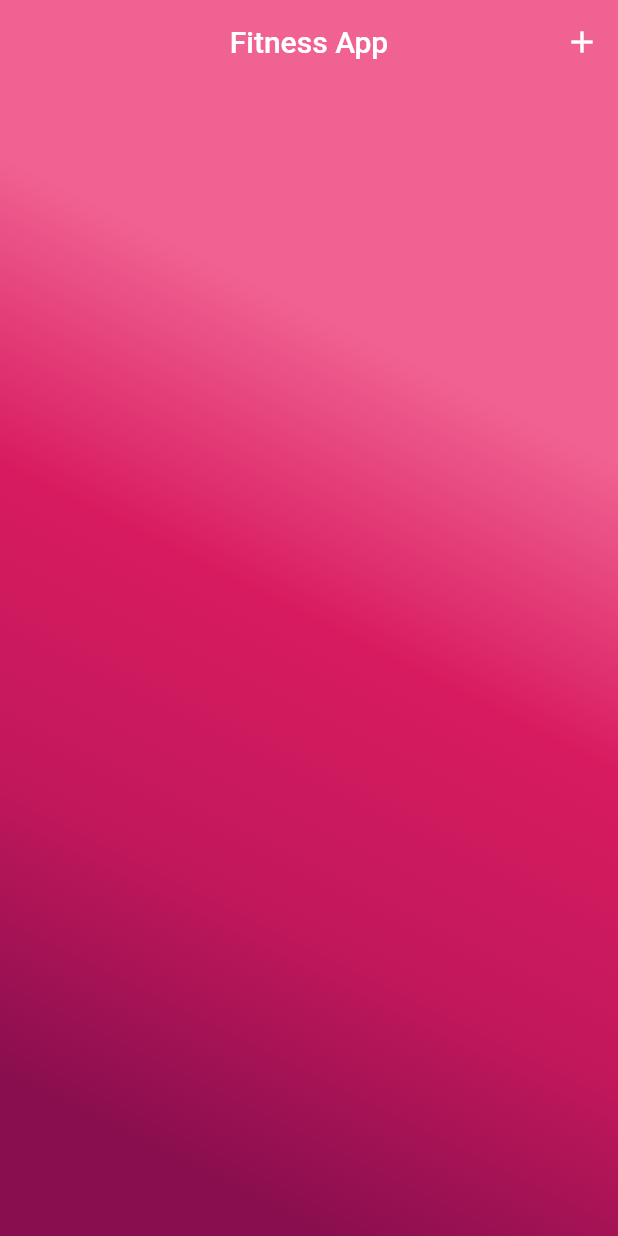
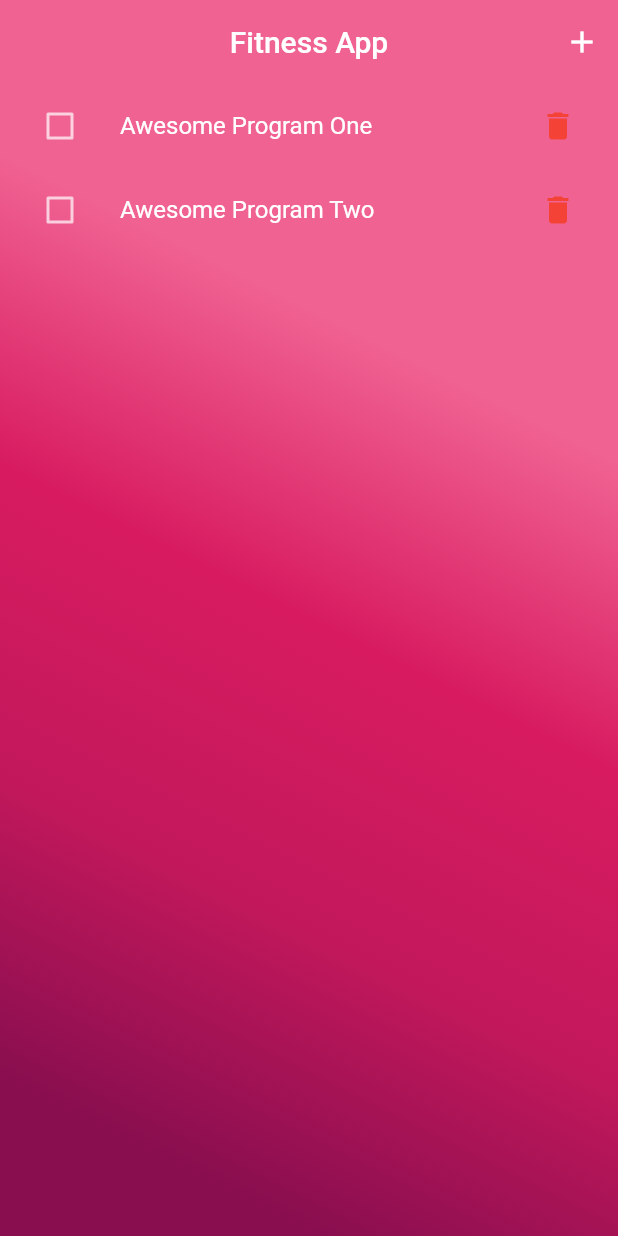
Before and after one commit to Scriptcaster/flutter_fitness, a Flutter app: the screen it shows after launch, on a phone screen of 412 x 824 dp. Run offline on Flutter 3.47's test engine with Material 2 defaults, Android fonts, the phone set to English and light mode, and no system bars; our stand-ins replace sqflite; accounts and stored records are empty; generated files the repository leaves out were written again.

```diff
--- a/lib/models/program.dart
+++ b/lib/models/program.dart
@@ -1,16 +1,38 @@
 import 'package:flutter/material.dart';
+import 'package:flutter_fitness/utils/uuid.dart';
+import 'package:flutter_fitness/utils/seq.dart';
+import 'package:json_annotation/json_annotation.dart';
 
 part 'program.g.dart';
 
+@JsonSerializable()
 class Program {
-  String id;
-  String name;
+  String id, name;
   int completed;
 
-  Program({@required this.id, this.name, this.completed});
+  Program({
+    String id,
+    this.name,
+    this.completed = 0,
+  }):
+  this.id = id ?? Uuid().generateV4();
+
+  // Program({this.name, this.completed}) : this.id = id ?? Uuid().generateV4();
+
+  // Program copy({String id, String name, int completed}) {
+  //   return Program(
+  //     id ?? this.id,
+  //     name: name ?? this.name,
+  //     completed: completed ?? this.completed,
+  //   );
+  // }
 
   void toggleCompleted() {
-    // completed != !completed;
+    if (completed == 0) {
+      completed = 1;
+    } else {
+      completed = 0;
+    }
   }
 
   /// A necessary factory constructor for creating a new User instance
--- a/lib/providers/database.dart
+++ b/lib/providers/database.dart
@@ -29,7 +29,7 @@ class DBProvider {
 
   get _dbPath async {
     String documentsDirectory = await _localPath;
-    return p.join(documentsDirectory, "db_benchy81.db");
+    return p.join(documentsDirectory, "db_benchy82.db");
   }
 
   Future<bool> dbExists() async {
@@ -96,10 +96,13 @@ class DBProvider {
     });
   }
 
-  // addPrograms(List<Program> programs) async {
-  //   final db = await database;
-  //   programs.forEach((it) async { var res = await db.insert("Program", it.toJson()); });
-  // }
+  addPrograms(List<Program> programs) async {
+    final db = await database;
+    programs.forEach((element) {
+      print(element.toJson());
+    });
+    programs.forEach((it) async { var res = await db.insert("Program", it.toJson()); });
+  }
 
   // addWeeks(List<Week> weeks) async {
   //   // print(weeks.asMap());
@@ -415,10 +418,11 @@ class DBProvider {
   //   return await _db.rawInsert("INSERT Into Week (id, program, seq, name, completed, date)"" VALUES (?,?,?,?,?,?)",[ week.id, week.program, previousSeq, week.name, week.isCompleted, week.date ]);
   // }
 
-  // Future<int> updateProgram(Program program) async {
-  //   final db = await database;
-  //   return db.update('Program', program.toJson(), where: 'id = ?', whereArgs: [program.id]);
-  // }
+  Future<int> updateProgram(Program program) async {
+    final db = await database;
+    print(program.toJson());
+    return db.update('Program', program.toJson(), where: 'id = ?', whereArgs: [program.id]);
+  }
 
   // Future<int> updateWeek(Week week) async {
   //   final db = await database;
@@ -555,16 +559,16 @@ class DBProvider {
   //   return await db.rawUpdate('''UPDATE Exercise SET previousVolume = ? WHERE id = ?''', [previousVolume, id]);
   // }
 
-  // Future<void> removeProgram(Program program) async {
-  //   final db = await database;
-  //   return db.transaction<void>((txn) async {
-  //     await txn.delete('Round', where: 'programId = ?', whereArgs: [program.id]);
-  //     await txn.delete('Exercise', where: 'programId = ?', whereArgs: [program.id]);
-  //     await txn.delete('Day', where: 'programId = ?', whereArgs: [program.id]);
-  //     await txn.delete('Week', where: 'program = ?', whereArgs: [program.id]);
-  //     await txn.delete('Program', where: 'id = ?', whereArgs: [program.id]);
-  //   });
-  // }
+  Future<void> removeProgram(Program program) async {
+    final db = await database;
+    return db.transaction<void>((txn) async {
+      // await txn.delete('Round', where: 'programId = ?', whereArgs: [program.id]);
+      // await txn.delete('Exercise', where: 'programId = ?', whereArgs: [program.id]);
+      // await txn.delete('Day', where: 'programId = ?', whereArgs: [program.id]);
+      // await txn.delete('Week', where: 'program = ?', whereArgs: [program.id]);
+      await txn.delete('Program', where: 'id = ?', whereArgs: [program.id]);
+    });
+  }
 
   // Future<void> removeWeek(Week week) async {
   //   final db = await database;
--- a/lib/providers/default_data.dart
+++ b/lib/providers/default_data.dart
@@ -1,73 +1,73 @@
-// import 'package:flutter/material.dart';
+import 'package:flutter/material.dart';
 
-// import '../models/program.dart';
-// // import '../models/week.dart';
-// // import '../models/day.dart';
-// // import '../models/exercise.dart';
-// // import '../models/round.dart';
+import '../models/program.dart';
+// import '../models/week.dart';
+// import '../models/day.dart';
+// import '../models/exercise.dart';
+// import '../models/round.dart';
 
-// class DefaultData {
+class DefaultData {
 
-//   DefaultData._();
-//   static final DefaultData defaultData = DefaultData._();
+  DefaultData._();
+  static final DefaultData defaultData = DefaultData._();
 
-//   // var rounds = [
-//   //   Round( id: 1, weight: 120, round: 4, rep: 16, exerciseId: 1, dayId: 1, weekId: '39811115-7350-47a3-8f89-015e4daf64b8', programId: '1'),
-//   //   Round( id: 2, weight: 120, round: 4, rep: 16, exerciseId: 2, dayId: 1, weekId: '39811115-7350-47a3-8f89-015e4daf64b8', programId: '1'),
-//   //   Round( id: 3, weight: 100, round: 4, rep: 16, exerciseId: 3, dayId: 1, weekId: '39811115-7350-47a3-8f89-015e4daf64b8', programId: '1'),
+  // var rounds = [
+  //   Round( id: 1, weight: 120, round: 4, rep: 16, exerciseId: 1, dayId: 1, weekId: '39811115-7350-47a3-8f89-015e4daf64b8', programId: '1'),
+  //   Round( id: 2, weight: 120, round: 4, rep: 16, exerciseId: 2, dayId: 1, weekId: '39811115-7350-47a3-8f89-015e4daf64b8', programId: '1'),
+  //   Round( id: 3, weight: 100, round: 4, rep: 16, exerciseId: 3, dayId: 1, weekId: '39811115-7350-47a3-8f89-015e4daf64b8', programId: '1'),
 
-//   //   Round( id: 4, weight: 50, round: 4, rep: 16, exerciseId: 4, dayId: 2, weekId: '39811115-7350-47a3-8f89-015e4daf64b8', programId: '1'),
-//   //   Round( id: 5, weight: 60, round: 4, rep: 16, exerciseId: 5, dayId: 2, weekId: '39811115-7350-47a3-8f89-015e4daf64b8', programId: '1'),
-//   //   Round( id: 6, weight: 120, round: 4, rep: 16, exerciseId: 6, dayId: 2, weekId: '39811115-7350-47a3-8f89-015e4daf64b8', programId: '1'),
+  //   Round( id: 4, weight: 50, round: 4, rep: 16, exerciseId: 4, dayId: 2, weekId: '39811115-7350-47a3-8f89-015e4daf64b8', programId: '1'),
+  //   Round( id: 5, weight: 60, round: 4, rep: 16, exerciseId: 5, dayId: 2, weekId: '39811115-7350-47a3-8f89-015e4daf64b8', programId: '1'),
+  //   Round( id: 6, weight: 120, round: 4, rep: 16, exerciseId: 6, dayId: 2, weekId: '39811115-7350-47a3-8f89-015e4daf64b8', programId: '1'),
 
-//   //   Round( id: 7, weight: 100, round: 4, rep: 8, exerciseId: 7, dayId: 3, weekId: '39811115-7350-47a3-8f89-015e4daf64b8', programId: '1'),
+  //   Round( id: 7, weight: 100, round: 4, rep: 8, exerciseId: 7, dayId: 3, weekId: '39811115-7350-47a3-8f89-015e4daf64b8', programId: '1'),
 
-//   //   Round( id: 8, weight: 100, round: 4, rep: 8, exerciseId: 8, dayId: 4, weekId: '39811115-7350-47a3-8f89-015e4daf64b8', programId: '1'),
-//   //   Round( id: 9, weight: 100, round: 4, rep: 8, exerciseId: 9, dayId: 4, weekId: '39811115-7350-47a3-8f89-015e4daf64b8', programId: '1'),
-//   //   Round( id: 10, weight: 60, round: 4, rep: 14, exerciseId: 10, dayId: 4, weekId: '39811115-7350-47a3-8f89-015e4daf64b8', programId: '1'),
+  //   Round( id: 8, weight: 100, round: 4, rep: 8, exerciseId: 8, dayId: 4, weekId: '39811115-7350-47a3-8f89-015e4daf64b8', programId: '1'),
+  //   Round( id: 9, weight: 100, round: 4, rep: 8, exerciseId: 9, dayId: 4, weekId: '39811115-7350-47a3-8f89-015e4daf64b8', programId: '1'),
+  //   Round( id: 10, weight: 60, round: 4, rep: 14, exerciseId: 10, dayId: 4, weekId: '39811115-7350-47a3-8f89-015e4daf64b8', programId: '1'),
 
-//   //   Round( id: 11, weight: 120, round: 4, rep: 11, exerciseId: 11, dayId: 5, weekId: '39811115-7350-47a3-8f89-015e4daf64b8', programId: '1'),
-//   //   Round( id: 12, weight: 50, round: 4, rep: 12, exerciseId: 12, dayId: 5, weekId: '39811115-7350-47a3-8f89-015e4daf64b8', programId: '1'),
-//   // ];
+  //   Round( id: 11, weight: 120, round: 4, rep: 11, exerciseId: 11, dayId: 5, weekId: '39811115-7350-47a3-8f89-015e4daf64b8', programId: '1'),
+  //   Round( id: 12, weight: 50, round: 4, rep: 12, exerciseId: 12, dayId: 5, weekId: '39811115-7350-47a3-8f89-015e4daf64b8', programId: '1'),
+  // ];
 
-//   //  var exercises = [
-//   //   Exercise( id: 1, name: 'Chest Press', bestVolume: 7200, previousVolume: 0, currentVolume: 7200, round: [], dayId: 1, weekId: '39811115-7350-47a3-8f89-015e4daf64b8', programId: '1'),
-//   //   Exercise( id: 2, name: 'Incline Press', bestVolume: 6720, previousVolume: 0, currentVolume: 6720, round: [], dayId: 1, weekId: '39811115-7350-47a3-8f89-015e4daf64b8', programId: '1'),
-//   //   Exercise( id: 3, name: 'Dips', bestVolume: 6400, previousVolume: 0, currentVolume: 6400, round: [], dayId: 1, weekId: '39811115-7350-47a3-8f89-015e4daf64b8', programId: '1'),
+  //  var exercises = [
+  //   Exercise( id: 1, name: 'Chest Press', bestVolume: 7200, previousVolume: 0, currentVolume: 7200, round: [], dayId: 1, weekId: '39811115-7350-47a3-8f89-015e4daf64b8', programId: '1'),
+  //   Exercise( id: 2, name: 'Incline Press', bestVolume: 6720, previousVolume: 0, currentVolume: 6720, round: [], dayId: 1, weekId: '39811115-7350-47a3-8f89-015e4daf64b8', programId: '1'),
+  //   Exercise( id: 3, name: 'Dips', bestVolume: 6400, previousVolume: 0, currentVolume: 6400, round: [], dayId: 1, weekId: '39811115-7350-47a3-8f89-015e4daf64b8', programId: '1'),
 
-//   //   Exercise( id: 4, name: 'Lunges', bestVolume: 3200, previousVolume: 0, currentVolume: 3200, round: [], dayId: 2, weekId: '39811115-7350-47a3-8f89-015e4daf64b8', programId: '1'),
-//   //   Exercise( id: 5, name: 'Squat', bestVolume: 3600, previousVolume: 0, currentVolume: 3600, round: [], dayId: 2, weekId: '39811115-7350-47a3-8f89-015e4daf64b8', programId: '1'),
-//   //   Exercise( id: 6, name: 'Deadlift', bestVolume: 7200, previousVolume: 0, currentVolume: 7200, round: [], dayId: 2, weekId: '39811115-7350-47a3-8f89-015e4daf64b8', programId: '1'),
+  //   Exercise( id: 4, name: 'Lunges', bestVolume: 3200, previousVolume: 0, currentVolume: 3200, round: [], dayId: 2, weekId: '39811115-7350-47a3-8f89-015e4daf64b8', programId: '1'),
+  //   Exercise( id: 5, name: 'Squat', bestVolume: 3600, previousVolume: 0, currentVolume: 3600, round: [], dayId: 2, weekId: '39811115-7350-47a3-8f89-015e4daf64b8', programId: '1'),
+  //   Exercise( id: 6, name: 'Deadlift', bestVolume: 7200, previousVolume: 0, currentVolume: 7200, round: [], dayId: 2, weekId: '39811115-7350-47a3-8f89-015e4daf64b8', programId: '1'),
 
-//   //   Exercise( id: 7, name: 'Abs', bestVolume: 4800, previousVolume: 0, currentVolume: 4800, round: [], dayId: 3, weekId: '39811115-7350-47a3-8f89-015e4daf64b8', programId: '1'),
+  //   Exercise( id: 7, name: 'Abs', bestVolume: 4800, previousVolume: 0, currentVolume: 4800, round: [], dayId: 3, weekId: '39811115-7350-47a3-8f89-015e4daf64b8', programId: '1'),
 
-//   //   Exercise( id: 8, name: 'Pull-ups', bestVolume: 4800, previousVolume: 0, currentVolume: 4800, round: [], dayId: 4, weekId: '39811115-7350-47a3-8f89-015e4daf64b8', programId: '1'),
-//   //   Exercise( id: 9, name: 'Reverse Pull-ups', bestVolume: 2400, previousVolume: 0, currentVolume: 2400, round: [], dayId: 4, weekId: '39811115-7350-47a3-8f89-015e4daf64b8', programId: '1'),
-//   //   Exercise( id: 10, name: 'Rows', bestVolume: 3120, previousVolume: 0, currentVolume: 3120, round: [], dayId: 4, weekId: '39811115-7350-47a3-8f89-015e4daf64b8', programId: '1'),
+  //   Exercise( id: 8, name: 'Pull-ups', bestVolume: 4800, previousVolume: 0, currentVolume: 4800, round: [], dayId: 4, weekId: '39811115-7350-47a3-8f89-015e4daf64b8', programId: '1'),
+  //   Exercise( id: 9, name: 'Reverse Pull-ups', bestVolume: 2400, previousVolume: 0, currentVolume: 2400, round: [], dayId: 4, weekId: '39811115-7350-47a3-8f89-015e4daf64b8', programId: '1'),
+  //   Exercise( id: 10, name: 'Rows', bestVolume: 3120, previousVolume: 0, currentVolume: 3120, round: [], dayId: 4, weekId: '39811115-7350-47a3-8f89-015e4daf64b8', programId: '1'),
 
-//   //   Exercise( id: 11, name: 'Sitting Press', bestVolume: 4800, previousVolume: 0, currentVolume: 4800, round: [], dayId: 5, weekId: '39811115-7350-47a3-8f89-015e4daf64b8', programId: '1'),
-//   //   Exercise( id: 12, name: ' Standing Press 1.5', bestVolume: 2400, previousVolume: 0, currentVolume: 2400, round: [], dayId: 5, weekId: '39811115-7350-47a3-8f89-015e4daf64b8', programId: '1'),
-//   // ];
+  //   Exercise( id: 11, name: 'Sitting Press', bestVolume: 4800, previousVolume: 0, currentVolume: 4800, round: [], dayId: 5, weekId: '39811115-7350-47a3-8f89-015e4daf64b8', programId: '1'),
+  //   Exercise( id: 12, name: ' Standing Press 1.5', bestVolume: 2400, previousVolume: 0, currentVolume: 2400, round: [], dayId: 5, weekId: '39811115-7350-47a3-8f89-015e4daf64b8', programId: '1'),
+  // ];
 
-//   // var days = [
-//   //   Day(id: 1, dayName: 'Monday', target: 'Chest & Triceps', isCompleted: 0, weekId: '39811115-7350-47a3-8f89-015e4daf64b8', programId: '1'),
-//   //   Day(id: 2, dayName: 'Tuesday', target: 'Legs', isCompleted: 0, weekId: '39811115-7350-47a3-8f89-015e4daf64b8', programId: '1'),
-//   //   Day(id: 3, dayName: 'Wednesday', target: 'Abs', isCompleted: 0, weekId: '39811115-7350-47a3-8f89-015e4daf64b8', programId: '1'),
-//   //   Day(id: 4, dayName: 'Thursday', target: 'Back & Biceps', isCompleted: 0, weekId: '39811115-7350-47a3-8f89-015e4daf64b8', programId: '1'),
-//   //   Day(id: 5, dayName: 'Friday', target: 'Shoulder', isCompleted: 0, weekId: '39811115-7350-47a3-8f89-015e4daf64b8', programId: '1'),
-//   //   Day(id: 6, dayName: 'Saturday', target: 'Day Off', isCompleted: 0, weekId: '39811115-7350-47a3-8f89-015e4daf64b8', programId: '1'),
-//   //   Day(id: 7, dayName: 'Sunday', target: 'Day Off', isCompleted: 0, weekId: '39811115-7350-47a3-8f89-015e4daf64b8', programId: '1'),
-//   // ];
+  // var days = [
+  //   Day(id: 1, dayName: 'Monday', target: 'Chest & Triceps', isCompleted: 0, weekId: '39811115-7350-47a3-8f89-015e4daf64b8', programId: '1'),
+  //   Day(id: 2, dayName: 'Tuesday', target: 'Legs', isCompleted: 0, weekId: '39811115-7350-47a3-8f89-015e4daf64b8', programId: '1'),
+  //   Day(id: 3, dayName: 'Wednesday', target: 'Abs', isCompleted: 0, weekId: '39811115-7350-47a3-8f89-015e4daf64b8', programId: '1'),
+  //   Day(id: 4, dayName: 'Thursday', target: 'Back & Biceps', isCompleted: 0, weekId: '39811115-7350-47a3-8f89-015e4daf64b8', programId: '1'),
+  //   Day(id: 5, dayName: 'Friday', target: 'Shoulder', isCompleted: 0, weekId: '39811115-7350-47a3-8f89-015e4daf64b8', programId: '1'),
+  //   Day(id: 6, dayName: 'Saturday', target: 'Day Off', isCompleted: 0, weekId: '39811115-7350-47a3-8f89-015e4daf64b8', programId: '1'),
+  //   Day(id: 7, dayName: 'Sunday', target: 'Day Off', isCompleted: 0, weekId: '39811115-7350-47a3-8f89-015e4daf64b8', programId: '1'),
+  // ];
 
-//   // var weeks = [
-//   //   Week('Week 1', date: new DateTime.now().millisecondsSinceEpoch, seq: 1, program: '1', isCompleted: 0, id: '39811115-7350-47a3-8f89-015e4daf64b8'),
-//   // ];
+  // var weeks = [
+  //   Week('Week 1', date: new DateTime.now().millisecondsSinceEpoch, seq: 1, program: '1', isCompleted: 0, id: '39811115-7350-47a3-8f89-015e4daf64b8'),
+  // ];
 
-//   var programs = [
-//     // Program('5 Days Split', id: '1',  color: Colors.purple.value, codePoint: Icons.fitness_center.codePoint),
-//     // Program('Pull & Push', id: '2', color: Colors.pink.value, codePoint: Icons.fitness_center.codePoint),
-//     Program( id: 1, name: '5 Days Split', completed: false),
-//     Program( id: 2, name: 'Pull & Push', completed: false),
-//   ];
+  var programs = [
+    // Program('5 Days Split', id: '1',  color: Colors.purple.value, codePoint: Icons.fitness_center.codePoint),
+    // Program('Pull & Push', id: '2', color: Colors.pink.value, codePoint: Icons.fitness_center.codePoint),
+    Program( name: 'Awesome Program One'),
+    Program( name: 'Awesome Program Two'),
+  ];
 
-// }
+}
--- a/lib/providers/provider.dart
+++ b/lib/providers/provider.dart
@@ -2,7 +2,7 @@ import 'dart:collection';
 import 'package:flutter/material.dart';
 import 'package:flutter_fitness/models/program.dart';
 import 'database.dart';
-// import 'package:todos/providers/default_data.dart';
+import 'package:flutter_fitness/providers/default_data.dart';
 
 
 // import 'db.dart';
@@ -17,17 +17,16 @@ class TodosModel extends ChangeNotifier {
   // UnmodifiableListView<Program> get completedPrograms => UnmodifiableListView(_programs.where((program) => program.completed  == 1));
 
   void getPrograms() async {
-  //  var isNew = !await DBProvider.db.dbExists();
-  //   if (isNew) {
+   var isNew = !await DBProvider.db.dbExists();
+    if (isNew) {
       // print(DefaultData.defaultData.programs);
-      // await _db.addPrograms(DefaultData.defaultData.programs);
+      await _db.addPrograms(DefaultData.defaultData.programs);
       // await _db.addWeeks(DefaultData.defaultData.weeks);
       // await _db.addDays(DefaultData.defaultData.days);
       // await _db.addExercises(DefaultData.defaultData.exercises);
       // await _db.addRounds(DefaultData.defaultData.rounds);
-    // }
+    }
     _programs = await _db.getAllPrograms();
-    // print(_programs);
     // _weeks = await _db.getAllWeeks();
     // _days = await _db.getAllDaysAll();
     // _exercises = await _db.getAllExercisesAll();
@@ -47,11 +46,13 @@ class TodosModel extends ChangeNotifier {
   void toggleProgram(Program program) {
     final programIndex = _programs.indexOf(program);
     _programs[programIndex].toggleCompleted();
+    _db.updateProgram(program);
     notifyListeners();
   }
 
-  void deleteProgram(Program program) {
+  void removeProgram(Program program) {
     _programs.remove(program);
+    _db.removeProgram(program);
     notifyListeners();
   }
 }
--- /dev/null
+++ b/lib/utils/uuid.dart
@@ -0,0 +1,40 @@
+// Copyright 2018 The Flutter Architecture Sample Authors. All rights reserved.
+// Use of this source code is governed by the MIT license that can be found
+// in the LICENSE file.
+
+import 'dart:math';
+
+/// A UUID generator, useful for generating unique IDs for your Todos.
+/// Shamelessly extracted from the Flutter source code.
+///
+/// This will generate unique IDs in the format:
+///
+///     f47ac10b-58cc-4372-a567-0e02b2c3d479
+///
+/// ### Example
+///
+///     final String id = Uuid().generateV4();
+class Uuid {
+  final Random _random = Random();
+
+  /// Generate a version 4 (random) uuid. This is a uuid scheme that only uses
+  /// random numbers as the source of the generated uuid.
+  String generateV4() {
+    // Generate xxxxxxxx-xxxx-4xxx-yxxx-xxxxxxxxxxxx / 8-4-4-4-12.
+    final int special = 8 + _random.nextInt(4);
+
+    return '${_bitsDigits(16, 4)}${_bitsDigits(16, 4)}-'
+        '${_bitsDigits(16, 4)}-'
+        '4${_bitsDigits(12, 3)}-'
+        '${_printDigits(special, 1)}${_bitsDigits(12, 3)}-'
+        '${_bitsDigits(16, 4)}${_bitsDigits(16, 4)}${_bitsDigits(16, 4)}';
+  }
+
+  String _bitsDigits(int bitCount, int digitCount) =>
+      _printDigits(_generateBits(bitCount), digitCount);
+
+  int _generateBits(int bitCount) => _random.nextInt(1 << bitCount);
+
+  String _printDigits(int value, int count) =>
+      value.toRadixString(16).padLeft(count, '0');
+}
--- a/lib/widgets/task_list_item.dart
+++ b/lib/widgets/task_list_item.dart
@@ -26,7 +26,7 @@ class ProgramListItem extends StatelessWidget {
           color: Colors.red,
         ),
         onPressed: () {
-          Provider.of<TodosModel>(context, listen: false).deleteProgram(program);
+          Provider.of<TodosModel>(context, listen: false).removeProgram(program);
         },
       ),
     );
```
Also changed, not shown: lib/screens/add_program.dart (+6 -6 lines), lib/screens/home.dart (+7 -8 lines), lib/utils/seq.dart (added, +7 -0 lines).
